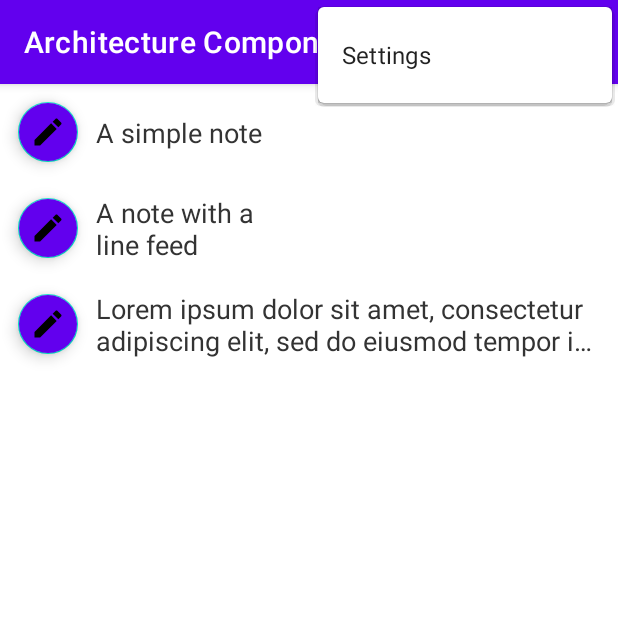
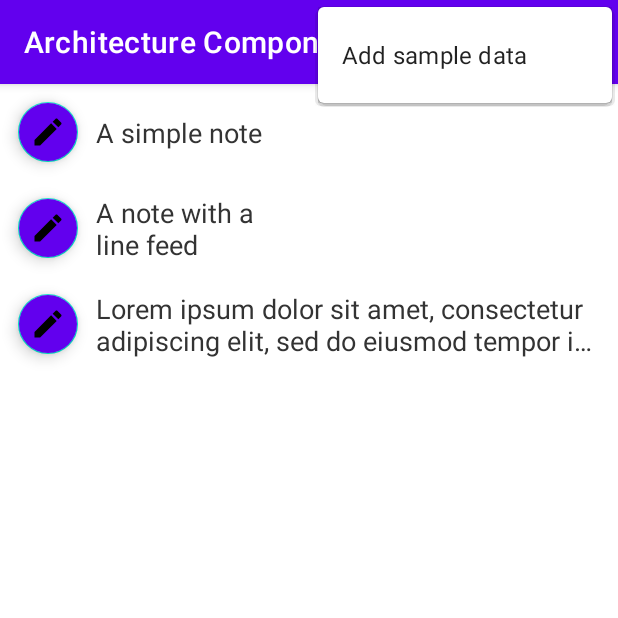
Before and after one commit to vkozhemi/Architecture_Components, an Android app: the screen it shows after launch (MainActivity), with the options menu open, on a phone screen of 412 x 824 dp, the top half of it. Run offline under Robolectric (Android 15) with nearby library versions, the phone set to English and light mode, and no system bars; our stand-ins replace ButterKnife, Room's generated code.

Commit message:
Add a feature to insert sample notes

```diff
--- a/app/src/main/java/com/example/architecturecomponents/database/AppRepository.java
+++ b/app/src/main/java/com/example/architecturecomponents/database/AppRepository.java
@@ -1,19 +1,41 @@
 package com.example.architecturecomponents.database;
+
+import android.content.Context;
+import android.util.Log;
 
 import com.example.architecturecomponents.utilities.SampleData;
 
 import java.util.List;
+import java.util.concurrent.Executor;
+import java.util.concurrent.Executors;
 
 public class AppRepository {
-    public static final AppRepository ourInstance = new AppRepository();
+    public static final String LOG = "LOG_TAG";
+    private static AppRepository ourInstance;
     public List<NoteEntity> mNotes;
+    private AppDatabase mDb;
+    private Executor executor = Executors.newSingleThreadExecutor();
 
-    public static AppRepository getInstance() {
+    public static AppRepository getInstance(Context context) {
+        if (ourInstance == null) {
+            ourInstance = new AppRepository(context);
+        }
         return ourInstance;
     }
 
-    private AppRepository() {
+    private AppRepository(Context context) {
         mNotes = SampleData.getNotes();
+        mDb = AppDatabase.getInstance(context);
     }
 
+    public void addSampleData() {
+        executor.execute(new Runnable() {
+            @Override
+            public void run() {
+                Log.d(LOG, "SampleData.getNotes() ="+SampleData.getNotes().get(1));
+                mDb.noteDao().insertAll(SampleData.getNotes());
+                Log.d(LOG, "addSampleData run");
+            }
+        });
+    }
 }
--- a/app/src/main/java/com/example/architecturecomponents/viewmodel/MainViewModel.java
+++ b/app/src/main/java/com/example/architecturecomponents/viewmodel/MainViewModel.java
@@ -18,7 +18,11 @@ public class MainViewModel extends AndroidViewModel {
     public MainViewModel(@NonNull Application application) {
         super(application);
 
-        mRepository = AppRepository.getInstance();
+        mRepository = AppRepository.getInstance(application.getApplicationContext());
         mNotes = mRepository.mNotes;
     }
+
+    public void addSampleData() {
+        mRepository.addSampleData();
+    }
 }
--- a/app/src/main/res/menu/menu_editor.xml
+++ b/app/src/main/res/menu/menu_editor.xml
@@ -3,8 +3,8 @@
     xmlns:tools="http://schemas.android.com/tools"
     tools:context="com.example.architecturecomponents.EditorActivity">
     <item
-        android:id="@+id/action_settings"
+        android:id="@+id/action_add_sample_data"
         android:orderInCategory="100"
-        android:title="@string/action_settings"
+        android:title="@string/action_add_sample_data"
         app:showAsAction="never" />
 </menu>
--- a/app/src/main/res/menu/menu_main.xml
+++ b/app/src/main/res/menu/menu_main.xml
@@ -3,8 +3,8 @@
     xmlns:tools="http://schemas.android.com/tools"
     tools:context="com.example.architecturecomponents.MainActivity">
     <item
-        android:id="@+id/action_settings"
+        android:id="@+id/action_add_sample_data"
         android:orderInCategory="100"
-        android:title="@string/action_settings"
+        android:title="@string/action_add_sample_data"
         app:showAsAction="never" />
 </menu>
--- a/app/src/main/res/values/strings.xml
+++ b/app/src/main/res/values/strings.xml
@@ -1,6 +1,6 @@
 <resources>
     <string name="app_name">Architecture Components</string>
-    <string name="action_settings">Settings</string>
+    <string name="action_add_sample_data">Add sample data</string>
     <!-- Strings used for fragments for navigation -->
     <string name="first_fragment_label">First Fragment</string>
     <string name="second_fragment_label">Second Fragment</string>
```
Also changed, not shown: app/src/main/java/com/example/architecturecomponents/MainActivity.java (+6 -1 lines).
